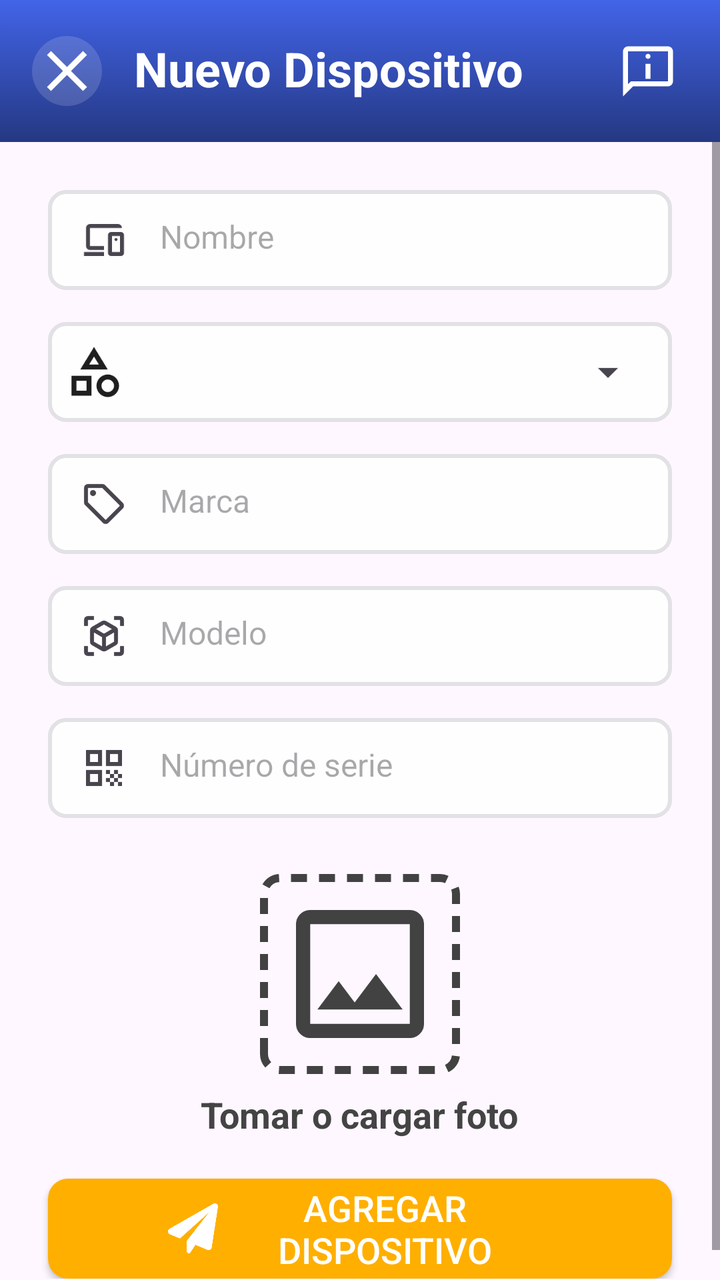
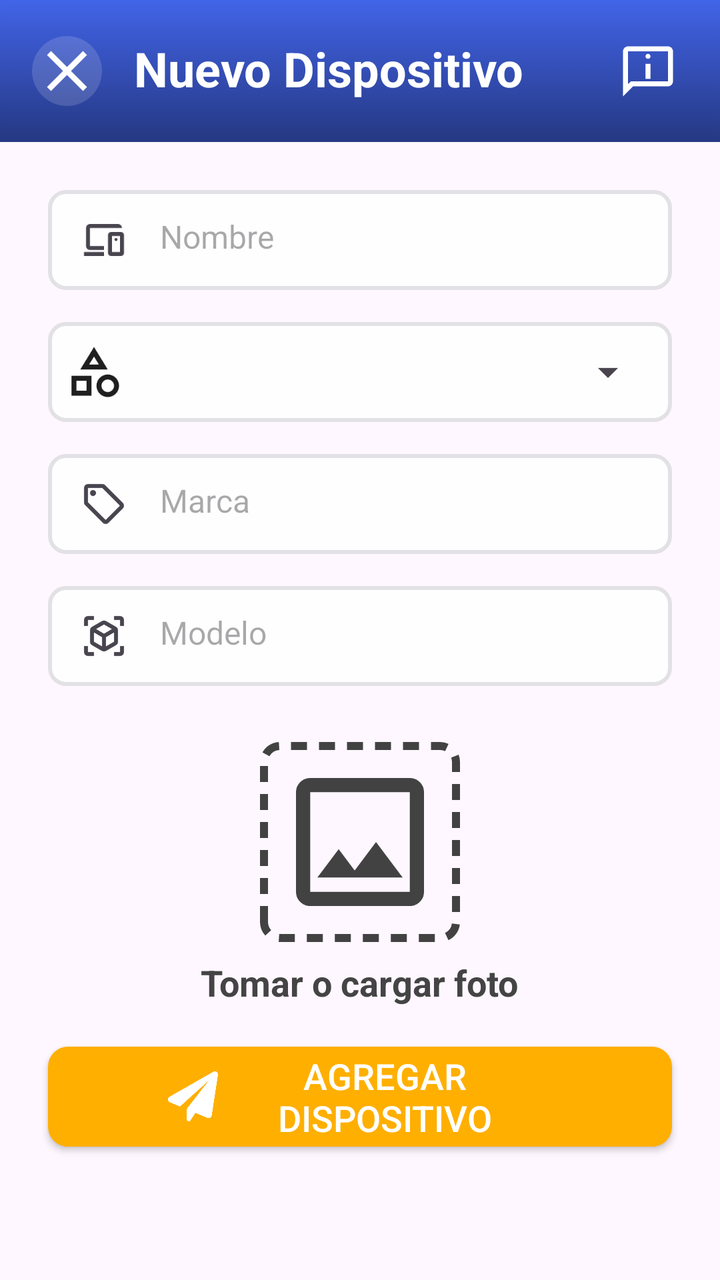

Screens rendered from an Android XML layout before and after an edit, with the pre-edit source and the edit as a unified diff.
<!-- AndroidManifest.xml: application theme Theme.ReparApp -->
<!-- res/layout/fragment_device_detail.xml -->
<?xml version="1.0" encoding="utf-8"?>
<LinearLayout xmlns:android="http://schemas.android.com/apk/res/android"
    android:layout_width="match_parent"
    android:layout_height="match_parent"
    xmlns:app="http://schemas.android.com/apk/res-auto"
    android:orientation="vertical">
    <androidx.constraintlayout.widget.ConstraintLayout
        android:id="@+id/headerLayout"
        android:layout_width="match_parent"
        android:layout_height="wrap_content"
        android:background="@drawable/bg_fondo"
        android:gravity="center_vertical"
        android:orientation="horizontal"
        android:paddingHorizontal="16dp"
        android:paddingVertical="18dp"
        >

        <ImageView
            android:id="@+id/img_flecha_back"
            android:layout_width="wrap_content"
            android:layout_height="wrap_content"
            app:layout_constraintStart_toStartOf="parent"
            app:layout_constraintTop_toTopOf="parent"
            app:layout_constraintBottom_toBottomOf="parent"
            android:src="@drawable/icon_close2"
            />

        <TextView
            android:id="@+id/tv_titulo_home"
            android:layout_width="wrap_content"
            android:layout_height="wrap_content"
            android:layout_marginStart="16dp"
            android:text="Nuevo Dispositivo"
            android:textColor="@android:color/white"
            android:textSize="24sp"
            android:textStyle="bold"
            app:layout_constraintStart_toEndOf="@id/img_flecha_back"
            app:layout_constraintTop_toTopOf="parent" />

        <ImageView
            android:id="@+id/img_info"
            android:layout_width="30dp"
            android:layout_height="30dp"
            app:layout_constraintEnd_toEndOf="parent"
            app:layout_constraintTop_toTopOf="parent"
            app:layout_constraintBottom_toBottomOf="parent"
            android:src="@drawable/icon_info"
            android:layout_marginEnd="5dp"
            />

    </androidx.constraintlayout.widget.ConstraintLayout>

    <ScrollView
        android:layout_width="match_parent"
        android:layout_height="match_parent"
        android:fillViewport="true">

        <LinearLayout
            android:layout_width="match_parent"
            android:layout_height="wrap_content"
            android:orientation="vertical"
            android:padding="16dp">



            <EditText
                android:id="@+id/et_nombre_dispositivo"
                android:layout_width="match_parent"
                android:layout_height="50dp"
                android:layout_margin="8dp"
                android:background="@drawable/item_text_field"
                android:drawableStart="@drawable/icon_device_text"
                android:drawablePadding="16dp"
                android:drawableTint="#49454F"
                android:ems="10"
                android:hint="Nombre"
                android:inputType="text"
                android:padding="16dp"
                android:textColor="@color/black"
                android:textSize="16sp"
                />


















            <LinearLayout
                android:layout_width="match_parent"
                android:layout_height="50dp"
                android:layout_margin="8dp"
                android:background="@drawable/item_text_field"
                android:gravity="start|center"
                android:orientation="horizontal"
                android:padding="8dp">

                <ImageView
                    android:layout_width="30dp"
                    android:layout_height="30dp"
                    android:layout_gravity="center_vertical"
                    android:layout_marginEnd="12dp"
                    android:contentDescription="Icono tipo dispositivo"
                    android:src="@drawable/icon_category" />


                <Spinner
                    android:id="@+id/etTipo"
                    android:layout_width="0dp"
                    android:layout_height="match_parent"
                    android:layout_weight="1"/>
            </LinearLayout>


            <EditText
                android:id="@+id/et_marca"
                android:layout_width="match_parent"
                android:layout_height="50dp"
                android:layout_margin="8dp"
                android:background="@drawable/item_text_field"
                android:drawableStart="@drawable/icon_label"
                android:drawablePadding="16dp"
                android:drawableTint="#49454F"
                android:ems="10"
                android:hint="Marca"
                android:inputType="text"
                android:padding="16dp"
                android:textColor="@color/black"
                android:textSize="16sp"
                />

            <EditText
                android:id="@+id/et_modelo"
                android:layout_width="match_parent"
                android:layout_height="50dp"
                android:layout_margin="8dp"
                android:background="@drawable/item_text_field"
                android:drawableStart="@drawable/icon_model"
                android:drawablePadding="16dp"
                android:drawableTint="#49454F"
                android:ems="10"
                android:hint="Modelo"
                android:inputType="text"
                android:padding="16dp"
                android:textColor="@color/black"
                android:textSize="16sp"
                />
            <EditText
                android:id="@+id/et_serie"
                android:layout_width="match_parent"
                android:layout_height="50dp"
                android:layout_margin="8dp"
                android:background="@drawable/item_text_field"
                android:drawableStart="@drawable/icon_serie"
                android:drawablePadding="16dp"
                android:drawableTint="#49454F"
                android:ems="10"
                android:hint="Número de serie"
                android:inputType="text"
                android:padding="16dp"
                android:textColor="@color/black"
                android:textSize="16sp"
                />


            <FrameLayout
                android:id="@+id/frame_adjuntar_foto"
                android:layout_width="100dp"
                android:layout_height="100dp"
                android:layout_gravity="center"
                android:layout_marginTop="20dp"
                android:background="@drawable/dashed_border"
                android:clickable="true"
                android:focusable="true">

                <ImageView
                    android:id="@+id/img_preview_foto"
                    android:layout_width="64dp"
                    android:layout_height="64dp"
                    android:scaleType="centerCrop"
                    android:layout_gravity="center"
                    android:contentDescription="Seleccionar imagen"
                    android:src="@drawable/photo" />

            </FrameLayout>

            <TextView
                android:layout_width="wrap_content"
                android:layout_height="wrap_content"
                android:layout_marginTop="8dp"
                android:text="Tomar o cargar foto"
                android:textColor="#444444"
                android:textSize="18sp"
                android:textStyle="bold"
                android:layout_gravity="center"
                />

            <androidx.appcompat.widget.AppCompatButton
                android:id="@+id/btn_guardar_dispositivo"
                android:layout_width="match_parent"
                android:layout_height="50dp"
                android:layout_marginHorizontal="8dp"
                android:drawableStart="@drawable/icon_plane"
                android:layout_marginTop="20dp"
                android:text="Agregar Dispositivo"
                android:textColor="@color/white"
                android:paddingHorizontal="60dp"
                android:background="@drawable/bg_button"
                android:textSize="18dp"
                />

        </LinearLayout>
    </ScrollView>

</LinearLayout>
<!-- resources referenced by this layout -->
<resources>
  <color name="black">#FF000000</color>
  <color name="white">#FFFFFFFF</color>
  <!-- drawable bg_button (drawable) -->
  <?xml version="1.0" encoding="utf-8"?>
  <selector xmlns:android="http://schemas.android.com/apk/res/android">
      <item>
          <shape android:shape="rectangle">
              <solid android:color="#FFAF00"/>
              <corners android:radius="10dp"/>
          </shape>
      </item>
  </selector>
  <!-- drawable bg_fondo (drawable) -->
  <?xml version="1.0" encoding="utf-8"?>
  <selector xmlns:android="http://schemas.android.com/apk/res/android">
      <item>
          <shape android:shape="rectangle">
              <gradient
                  android:type="linear"
                  android:angle="270"
                  android:startColor="#4264E8"
                  android:endColor="#253882" />
          </shape>
      </item>
  </selector>
  <!-- drawable dashed_border (drawable) -->
  <?xml version="1.0" encoding="utf-8"?>
  <shape xmlns:android="http://schemas.android.com/apk/res/android" android:shape="rectangle">
      <solid android:color="@android:color/transparent"/>
      <stroke
          android:width="4dp"
          android:color="#424242"
          android:dashWidth="8dp"
          android:dashGap="6dp"/>
      <corners android:radius="8dp"/>
  </shape>
  <!-- drawable icon_category (drawable) -->
  <vector xmlns:android="http://schemas.android.com/apk/res/android"
      android:width="24dp"
      android:height="24dp"
      android:viewportWidth="960"
      android:viewportHeight="960">
    <path
        android:pathData="m260,440 l220,-360 220,360L260,440ZM700,880q-75,0 -127.5,-52.5T520,700q0,-75 52.5,-127.5T700,520q75,0 127.5,52.5T880,700q0,75 -52.5,127.5T700,880ZM120,860v-320h320v320L120,860ZM700,800q42,0 71,-29t29,-71q0,-42 -29,-71t-71,-29q-42,0 -71,29t-29,71q0,42 29,71t71,29ZM200,780h160v-160L200,620v160ZM402,360h156l-78,-126 -78,126ZM480,360ZM360,620ZM700,700Z"
        android:fillColor="#1f1f1f"/>
  </vector>
  <!-- drawable icon_info (drawable) -->
  <vector xmlns:android="http://schemas.android.com/apk/res/android"
      android:width="24dp"
      android:height="24dp"
      android:viewportWidth="960"
      android:viewportHeight="960">
    <path
        android:pathData="M480,280q17,0 28.5,-11.5T520,240q0,-17 -11.5,-28.5T480,200q-17,0 -28.5,11.5T440,240q0,17 11.5,28.5T480,280ZM440,600h80v-240h-80v240ZM80,880v-720q0,-33 23.5,-56.5T160,80h640q33,0 56.5,23.5T880,160v480q0,33 -23.5,56.5T800,720L240,720L80,880ZM206,640h594v-480L160,160v525l46,-45ZM160,640v-480,480Z"
        android:fillColor="#FFF"/>
  </vector>
  <!-- drawable icon_serie (drawable) -->
  <vector xmlns:android="http://schemas.android.com/apk/res/android"
      android:width="24dp"
      android:height="24dp"
      android:viewportWidth="960"
      android:viewportHeight="960">
    <path
        android:pathData="M120,440v-320h320v320L120,440ZM200,360h160v-160L200,200v160ZM120,840v-320h320v320L120,840ZM200,760h160v-160L200,600v160ZM520,440v-320h320v320L520,440ZM600,360h160v-160L600,200v160ZM760,840v-80h80v80h-80ZM520,600v-80h80v80h-80ZM600,680v-80h80v80h-80ZM520,760v-80h80v80h-80ZM600,840v-80h80v80h-80ZM680,760v-80h80v80h-80ZM680,600v-80h80v80h-80ZM760,680v-80h80v80h-80Z"
        android:fillColor="#1f1f1f"/>
  </vector>
  <!-- drawable item_text_field (drawable) -->
  <?xml version="1.0" encoding="utf-8"?>
  <selector xmlns:android="http://schemas.android.com/apk/res/android">
  
      <item>
          <shape android:shape="rectangle">
              <solid android:color="#FEFEFE"/>
              <corners android:radius="8dp"/>
              <stroke android:width="2dp" android:color="#E2E1E5"/>
          </shape>
      </item>
  </selector>
  <style name="Theme.ReparApp" parent="Base.Theme.ReparApp" />
  <style name="Base.Theme.ReparApp" parent="Theme.Material3.DayNight.NoActionBar">
          
          
      </style>
  <!-- unchanged entries left out for length: 6 -->
</resources>

<!-- the commit's change to res/layout/fragment_device_detail.xml (unified diff, before → after) -->
@@ -156,22 +156,22 @@
                 android:textColor="@color/black"
                 android:textSize="16sp"
                 />
-            <EditText
-                android:id="@+id/et_serie"
-                android:layout_width="match_parent"
-                android:layout_height="50dp"
-                android:layout_margin="8dp"
-                android:background="@drawable/item_text_field"
-                android:drawableStart="@drawable/icon_serie"
-                android:drawablePadding="16dp"
-                android:drawableTint="#49454F"
-                android:ems="10"
-                android:hint="Número de serie"
-                android:inputType="text"
-                android:padding="16dp"
-                android:textColor="@color/black"
-                android:textSize="16sp"
-                />
+
+
+
+
+
+
+
+
+
+
+
+
+
+
+
+
 
 
             <FrameLayout
<!-- resource entries referenced after the edit -->
@@ -56,16 +56,6 @@
         android:pathData="M480,280q17,0 28.5,-11.5T520,240q0,-17 -11.5,-28.5T480,200q-17,0 -28.5,11.5T440,240q0,17 11.5,28.5T480,280ZM440,600h80v-240h-80v240ZM80,880v-720q0,-33 23.5,-56.5T160,80h640q33,0 56.5,23.5T880,160v480q0,33 -23.5,56.5T800,720L240,720L80,880ZM206,640h594v-480L160,160v525l46,-45ZM160,640v-480,480Z"
         android:fillColor="#FFF"/>
   </vector>
-  <!-- drawable icon_serie (drawable) -->
-  <vector xmlns:android="http://schemas.android.com/apk/res/android"
-      android:width="24dp"
-      android:height="24dp"
-      android:viewportWidth="960"
-      android:viewportHeight="960">
-    <path
-        android:pathData="M120,440v-320h320v320L120,440ZM200,360h160v-160L200,200v160ZM120,840v-320h320v320L120,840ZM200,760h160v-160L200,600v160ZM520,440v-320h320v320L520,440ZM600,360h160v-160L600,200v160ZM760,840v-80h80v80h-80ZM520,600v-80h80v80h-80ZM600,680v-80h80v80h-80ZM520,760v-80h80v80h-80ZM600,840v-80h80v80h-80ZM680,760v-80h80v80h-80ZM680,600v-80h80v80h-80ZM760,680v-80h80v80h-80Z"
-        android:fillColor="#1f1f1f"/>
-  </vector>
   <!-- drawable item_text_field (drawable) -->
   <?xml version="1.0" encoding="utf-8"?>
   <selector xmlns:android="http://schemas.android.com/apk/res/android">
